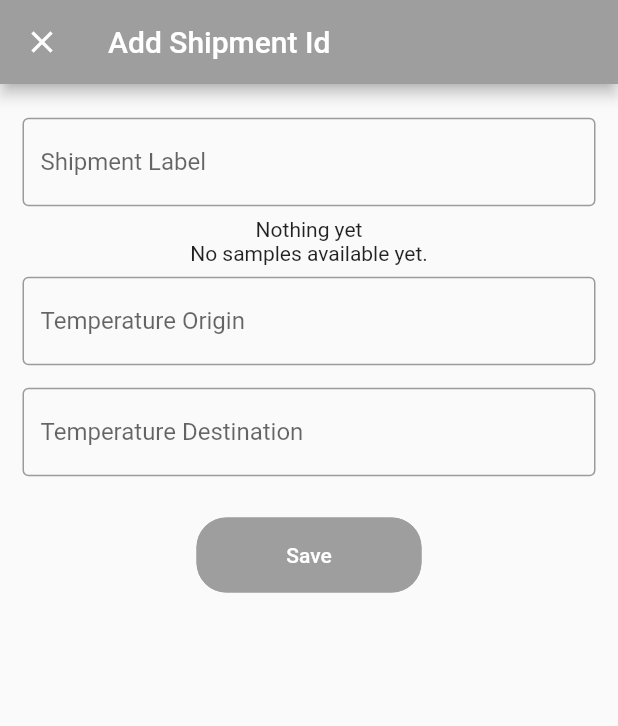
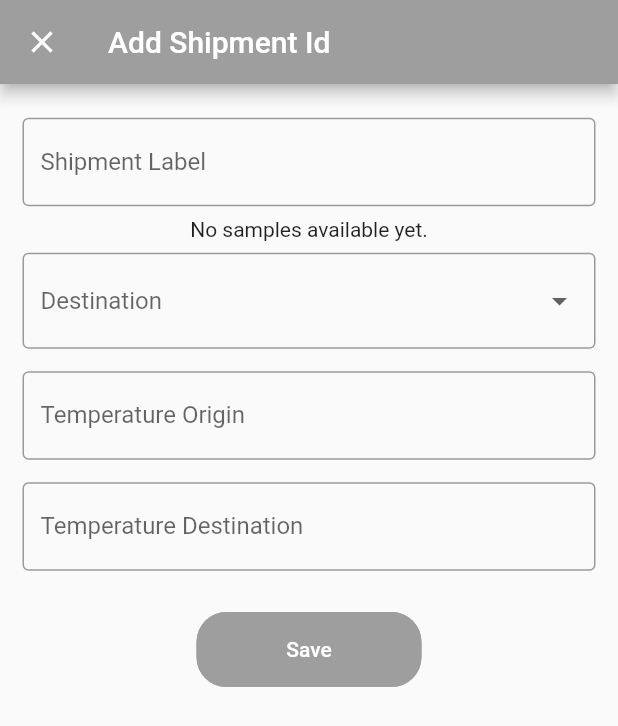
Before and after one commit to Tinomuchenje/sample-tracking, a Flutter app: the ShipmentsTab screen opened directly, after a tap on the "add" icon, on a phone screen of 412 x 824 dp. Shown: the top 726 px of the screen. Run offline on Flutter 3.47's test engine with Material 2 defaults, Android fonts, the phone set to English and light mode, and no system bars; our stand-ins replace google_fonts, multi_select_flutter, sembast, sqflite; accounts and stored records are empty; statements that could not run were skipped.

```diff
--- a/lib/models/shipment.dart
+++ b/lib/models/shipment.dart
@@ -2,6 +2,7 @@ import 'package:sample_tracking_system_flutter/models/audit_log.dart';
 
 class Shipment {
   String? id;
+  String? description;
   String? clientId;
   late List<String> samples;
   String? status;
@@ -17,6 +18,7 @@ class Shipment {
 
   Shipment({
     this.id,
+    this.description,
     this.clientId,
     required this.samples,
     this.status,
@@ -52,6 +54,7 @@ class Shipment {
   Map<String, dynamic> toJson() {
     final Map<String, dynamic> data = <String, dynamic>{};
     data['id'] = id;
+    data['description'] = description;
     data['clientId'] = clientId;
     data['samples'] = samples;
     data['status'] = status;
@@ -69,6 +72,7 @@ class Shipment {
 
   Shipment.fromJson(Map<String, dynamic> json) {
     id = json['id'];
+    description = json['description'];
     clientId = json['clientId'];
     samples = json['samples'].cast<String>();
     status = json['status'];
--- a/lib/providers/patient_provider.dart
+++ b/lib/providers/patient_provider.dart
@@ -63,7 +63,7 @@ class PatientProvider with ChangeNotifier {
     var row = patient.toMap();
     row["internetStatus"] = 0; //Flag for no internet
 
-    final id = await dbHelper.update(
+    await dbHelper.update(
         patient.id, PatientFields.patientId, tablePatient, row);
 
     notifyListeners();
--- a/lib/providers/shipment_provider.dart
+++ b/lib/providers/shipment_provider.dart
@@ -18,6 +18,9 @@ class ShipmentProvider with ChangeNotifier {
 
   void addShipment(Shipment? shipment) {
     if (shipment == null) return;
+
+// update shipment ids on Samples
+// this will make sure samples loaded without ids
 
     _shipments.add(shipment);
     addToLocalDatabase(shipment);
--- a/lib/utils/db_models/sample_fields.dart
+++ b/lib/utils/db_models/sample_fields.dart
@@ -1,3 +1,5 @@
+// ignore_for_file: constant_identifier_names
+
 class SampleTableFields {
   static final List<String> values = [
     sample_request_id,
--- a/lib/utils/db_models/shipment_fields.dart
+++ b/lib/utils/db_models/shipment_fields.dart
@@ -1,3 +1,5 @@
+// ignore_for_file: prefer_const_declarations
+
 class ShipmentFileds {
   static final List<String> values = [
     shipmentId,
--- a/lib/views/dialogs/add_sample.dart
+++ b/lib/views/dialogs/add_sample.dart
@@ -96,7 +96,7 @@ class _AddorUpdateSampleDialogState extends State<AddorUpdateSampleDialog> {
                       // ),
                       CustomTextFormField(
                           labelText: "Patient",
-                          enabled: widget.patient != null || isNewForm,
+                          enabled: widget.patient == null || isNewForm,
                           initialValue: _patientInitialValue,
                           onSaved: (value) {
                             if (value != null) _sample.clientPatientId = value;
--- a/lib/views/dialogs/add_shipment.dart
+++ b/lib/views/dialogs/add_shipment.dart
@@ -62,12 +62,11 @@ class _AddorUpdateShipmentDialogState extends State<AddorUpdateShipmentDialog> {
                   children: <Widget>[
                     CustomTextFormField(
                       labelText: "Shipment Label",
-                      initialValue: _shipment.id,
+                      initialValue: _shipment.description,
                       onSaved: (value) {
-                        if (value != null) _shipment.id = value;
+                        if (value != null) _shipment.description = value;
                       },
                     ),
-                    _selectClientDropdown(_shipment),
                     Consumer<SamplesProvider>(
                         builder: (context, sampleProvider, child) {
                       return samplesList(sampleProvider.samples, _shipment);
@@ -79,6 +78,7 @@ class _AddorUpdateShipmentDialogState extends State<AddorUpdateShipmentDialog> {
                           initialValue: _shipment.samples.length.toString(),
                           enabled: false),
                     ),
+                    _desination(_shipment),
                     CustomTextFormField(
                       keyboardType: TextInputType.number,
                       labelText: "Temperature Origin",
@@ -163,7 +163,7 @@ class _AddorUpdateShipmentDialogState extends State<AddorUpdateShipmentDialog> {
     if (samples!.isEmpty) return const Text("No samples available yet.");
 
     return Padding(
-      padding: const EdgeInsets.all(defaultPadding / 2.0),
+      padding: const EdgeInsets.only(top: 8.0, bottom: 8.0),
       child: MultiSelectDialogField(
         decoration: BoxDecoration(
           borderRadius: const BorderRadius.all(Radius.circular(5)),
@@ -199,11 +199,29 @@ class _AddorUpdateShipmentDialogState extends State<AddorUpdateShipmentDialog> {
     );
   }
 
+  _desination(Shipment _shipment) {
+    var destination;
+
+    var destinations = ["Hub 1", "Lab 1"];
+
+    var destinationMenus = destinations.map((String sampleType) {
+      return DropdownMenuItem<String>(
+          value: sampleType, child: Text(sampleType));
+    }).toList();
+
+    return CustomFormDropdown(
+        items: destinationMenus,
+        hint: const Text("Destination"),
+        value: destination ?? _shipment.destination,
+        onChanged: (value) {
+          destination = value.toString();
+        },
+        onSaved: (value) {
+          _shipment.destination = value.toString();
+        });
+  }
+
   _selectClientDropdown(Shipment _shipment) {
-    if (_clients.isEmpty) {
-      return const Text("Nothing yet");
-    }
-
     var clientMenus;
     setState(() {
       clientMenus = _clients.map((Client client) {
--- a/lib/views/widgets/shipments_tab.dart
+++ b/lib/views/widgets/shipments_tab.dart
@@ -17,6 +17,11 @@ class ShipmentsTab extends StatefulWidget {
 class _ShipmentsTabState extends State<ShipmentsTab> {
   var currentUser;
 
+  List<Shipment> localShipment = [Shipment(id: "Gweru", samples: [])];
+  List<Shipment> hubsShipment = [Shipment(id: "Cholocho", samples: [])];
+  List<Shipment> labsShipment = [Shipment(id: "Chimina", samples: [])];
+  List<Shipment> closedShipment = [Shipment(id: "Seke", samples: [])];
+
   @override
   void didChangeDependencies() {
     currentUser = Provider.of<UserProvider>(context, listen: false).currentUser;
@@ -33,7 +38,7 @@ class _ShipmentsTabState extends State<ShipmentsTab> {
   @override
   Widget build(BuildContext context) {
     return DefaultTabController(
-      length: 2,
+      length: 4,
       child: Scaffold(
           appBar: AppBar(
             bottom: TabBar(tabs: _renderTabs()),
@@ -55,11 +60,11 @@ class _ShipmentsTabState extends State<ShipmentsTab> {
           body: TabBarView(children: [
             Consumer<ShipmentProvider>(
                 builder: (context, shipmentProvider, child) {
-              return _localShipments(shipmentProvider.shipments);
+              return _shipments(shipmentProvider.shipments);
             }),
-            Column(
-              children: [..._newShipments()],
-            )
+            _shipments(localShipment),
+            _shipments(hubsShipment),
+            _shipments(closedShipment)
           ])),
     );
   }
@@ -67,18 +72,22 @@ class _ShipmentsTabState extends State<ShipmentsTab> {
   List<Widget> _renderTabs() {
     if (currentUser == UserType.cluster) {
       return const [
-        Tab(text: "Local"),
-        Tab(text: "Awaiting collection"),
+        Tab(text: "Clients"),
+        Tab(text: "Hub"),
+        Tab(text: "Lab"),
+        Tab(text: "Closed")
       ];
     } else {
       return const [
-        Tab(text: "Local"),
-        Tab(text: "Awaiting collection"),
+        Tab(text: "Clients"),
+        Tab(text: "Hub"),
+        Tab(text: "Lab"),
+        Tab(text: "Closed"),
       ];
     }
   }
 
-  ListView _localShipments(List<Shipment> shipment) {
+  ListView _shipments(List<Shipment> shipment) {
     shipment = shipment.reversed.toList();
     return ListView.builder(
       itemCount: shipment.length,
@@ -94,7 +103,7 @@ class _ShipmentsTabState extends State<ShipmentsTab> {
               ),
             );
           },
-          title: Text(shipment[index].id.toString()),
+          title: Text(shipment[index].description.toString()),
           subtitle: const Text('Shipping description'),
           leading: const Icon(
             Icons.file_present,
```
Also changed, not shown: lib/models/sample_type.dart (+8 -8 lines).
